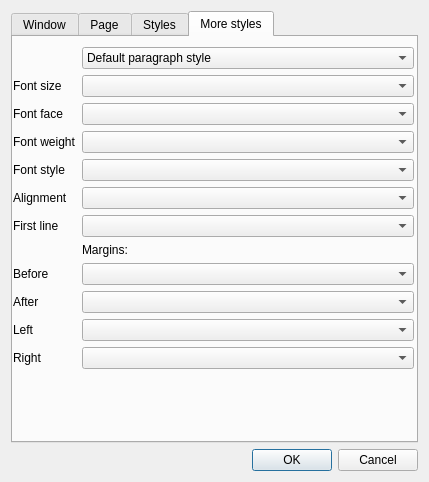
Before: the Qt Designer form cr3qt/src/settings.ui in buggins/coolreader, drawn with Qt 5.
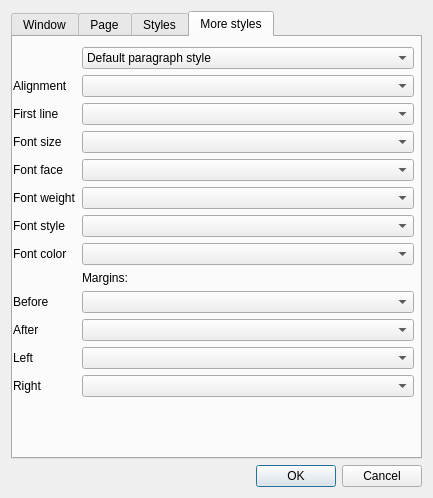
After: the same form once the commit is applied. Icons and pictures are not drawn. Custom widgets are drawn as their Qt base class.

Patch:
```diff
--- a/cr3qt/src/settings.ui
+++ b/cr3qt/src/settings.ui
@@ -9,8 +9,8 @@
    <rect>
     <x>0</x>
     <y>0</y>
-    <width>429</width>
-    <height>482</height>
+    <width>433</width>
+    <height>498</height>
    </rect>
   </property>
   <property name="sizePolicy">
@@ -1027,7 +1027,7 @@
          <x>0</x>
          <y>10</y>
          <width>401</width>
-         <height>381</height>
+         <height>410</height>
         </rect>
        </property>
        <layout class="QFormLayout" name="formLayout_5">
@@ -1040,26 +1040,6 @@
         <property name="formAlignment">
          <set>Qt::AlignLeading|Qt::AlignLeft|Qt::AlignTop</set>
         </property>
-        <item row="5" column="0">
-         <widget class="QLabel" name="label_20">
-          <property name="text">
-           <string>Alignment</string>
-          </property>
-         </widget>
-        </item>
-        <item row="5" column="1">
-         <widget class="QComboBox" name="cbDefAlignment"/>
-        </item>
-        <item row="6" column="0">
-         <widget class="QLabel" name="label_21">
-          <property name="text">
-           <string>First line</string>
-          </property>
-         </widget>
-        </item>
-        <item row="6" column="1">
-         <widget class="QComboBox" name="cbDefFirstLine"/>
-        </item>
         <item row="0" column="1">
          <widget class="QComboBox" name="cbStyleName">
           <item>
@@ -1069,93 +1049,123 @@
           </item>
          </widget>
         </item>
-        <item row="8" column="0">
+        <item row="10" column="0">
          <widget class="QLabel" name="label_22">
           <property name="text">
            <string>Before</string>
           </property>
          </widget>
         </item>
-        <item row="8" column="1">
+        <item row="10" column="1">
          <widget class="QComboBox" name="cbDefMarginBefore"/>
         </item>
-        <item row="9" column="0">
+        <item row="11" column="0">
          <widget class="QLabel" name="label_23">
           <property name="text">
            <string>After</string>
           </property>
          </widget>
         </item>
-        <item row="9" column="1">
+        <item row="11" column="1">
          <widget class="QComboBox" name="cbDefMarginAfter"/>
         </item>
-        <item row="10" column="1">
+        <item row="12" column="1">
          <widget class="QComboBox" name="cbDefMarginLeft"/>
         </item>
-        <item row="11" column="1">
+        <item row="13" column="1">
          <widget class="QComboBox" name="cbDefMarginRight"/>
         </item>
-        <item row="10" column="0">
+        <item row="12" column="0">
          <widget class="QLabel" name="label_24">
           <property name="text">
            <string>Left</string>
           </property>
          </widget>
         </item>
-        <item row="11" column="0">
+        <item row="13" column="0">
          <widget class="QLabel" name="label_25">
           <property name="text">
            <string>Right</string>
           </property>
          </widget>
         </item>
-        <item row="7" column="1">
+        <item row="9" column="1">
          <widget class="QLabel" name="label_26">
           <property name="text">
            <string>Margins:</string>
           </property>
          </widget>
         </item>
-        <item row="1" column="1">
+        <item row="3" column="1">
          <widget class="QComboBox" name="cbDefFontSize"/>
         </item>
-        <item row="1" column="0">
+        <item row="3" column="0">
          <widget class="QLabel" name="label_27">
           <property name="text">
            <string>Font size</string>
           </property>
          </widget>
         </item>
-        <item row="3" column="1">
+        <item row="5" column="1">
          <widget class="QComboBox" name="cbDefFontWeight"/>
         </item>
-        <item row="3" column="0">
+        <item row="5" column="0">
          <widget class="QLabel" name="label_28">
           <property name="text">
            <string>Font weight</string>
           </property>
          </widget>
         </item>
-        <item row="4" column="1">
+        <item row="6" column="1">
          <widget class="QComboBox" name="cbDefFontStyle"/>
         </item>
-        <item row="4" column="0">
+        <item row="6" column="0">
          <widget class="QLabel" name="label_29">
           <property name="text">
            <string>Font style</string>
           </property>
          </widget>
         </item>
-        <item row="2" column="1">
+        <item row="4" column="1">
          <widget class="QComboBox" name="cbDefFontFace"/>
         </item>
-        <item row="2" column="0">
+        <item row="4" column="0">
          <widget class="QLabel" name="label_30">
           <property name="text">
            <string>Font face</string>
           </property>
          </widget>
         </item>
+        <item row="1" column="1">
+         <widget class="QComboBox" name="cbDefAlignment"/>
+        </item>
+        <item row="1" column="0">
+         <widget class="QLabel" name="label_20">
+          <property name="text">
+           <string>Alignment</string>
+          </property>
+         </widget>
+        </item>
+        <item row="2" column="1">
+         <widget class="QComboBox" name="cbDefFirstLine"/>
+        </item>
+        <item row="2" column="0">
+         <widget class="QLabel" name="label_21">
+          <property name="text">
+           <string>First line</string>
+          </property>
+         </widget>
+        </item>
+        <item row="7" column="1">
+         <widget class="QComboBox" name="cbDefFontColor"/>
+        </item>
+        <item row="7" column="0">
+         <widget class="QLabel" name="label_31">
+          <property name="text">
+           <string>Font color</string>
+          </property>
+         </widget>
+        </item>
        </layout>
       </widget>
      </widget>
```
